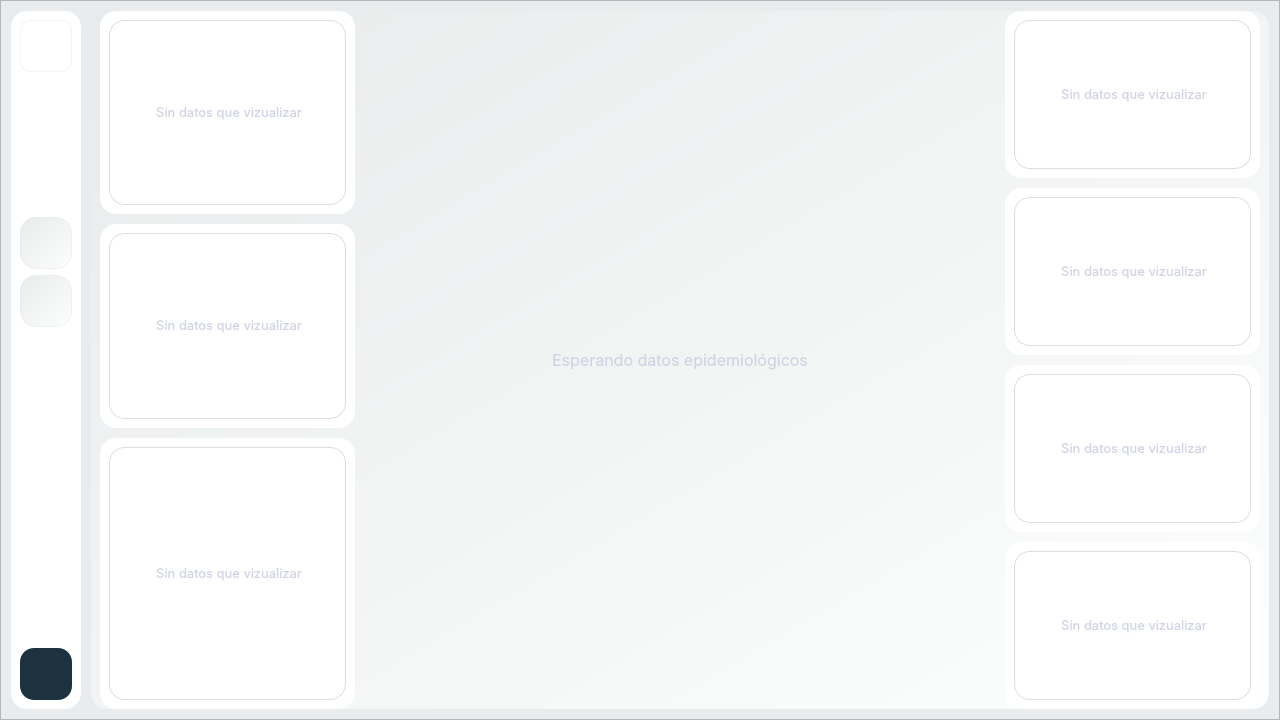
First picture: the form in ui/simuladorDengueUI.ui, repository DiegoABorges2309/simulador-dengue, before the edit.
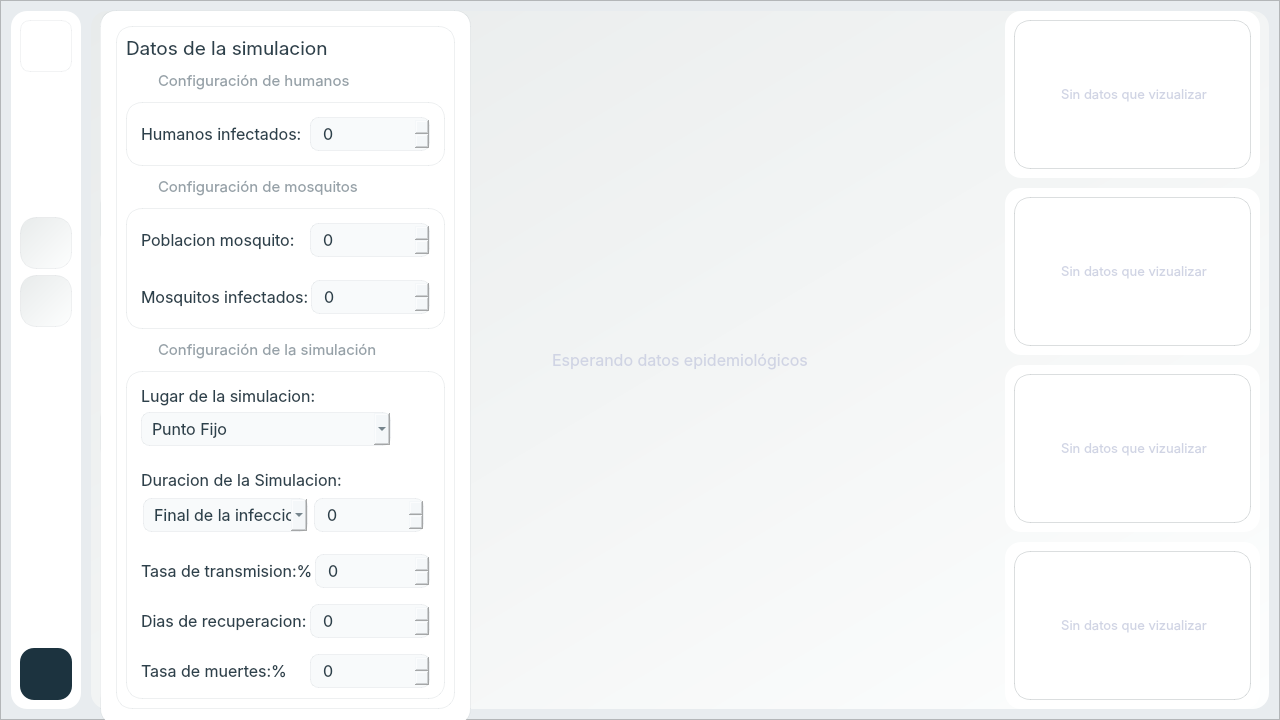
Second picture: the form after the edit. The open tabs and pages were chosen to show the change. Icons and pictures are not drawn.

Commit message: arreglando errores menores para las prueba

```diff
--- a/ui/simuladorDengueUI.ui
+++ b/ui/simuladorDengueUI.ui
@@ -160,7 +160,7 @@
         </widget>
        </item>
        <item>
-        <widget class="QPushButton" name="pb_boton_iniciar_simulacion">
+        <widget class="QPushButton" name="pb_boton_nueva_simulacion">
          <property name="minimumSize">
           <size>
            <width>52</width>
@@ -241,7 +241,7 @@
         </widget>
        </item>
        <item>
-        <widget class="QPushButton" name="pb_boton_nueva_simulacion">
+        <widget class="QPushButton" name="pb_boton_iniciar_simulacion">
          <property name="minimumSize">
           <size>
            <width>52</width>
@@ -278,7 +278,7 @@
        <string notr="true">background:transparent;</string>
       </property>
       <property name="currentIndex">
-       <number>1</number>
+       <number>0</number>
       </property>
       <widget class="QWidget" name="panel_inicial">
        <property name="styleSheet">
@@ -5108,8 +5108,6 @@
    </widget>
    <widget class="QWidget" name="page_2"/>
   </widget>
-  <zorder>sw_tarjetas_datos</zorder>
-  <zorder>f_frame_principal</zorder>
  </widget>
  <resources>
   <include location="imagenes.qrc"/>
```
The commit also changes 2 other files.
